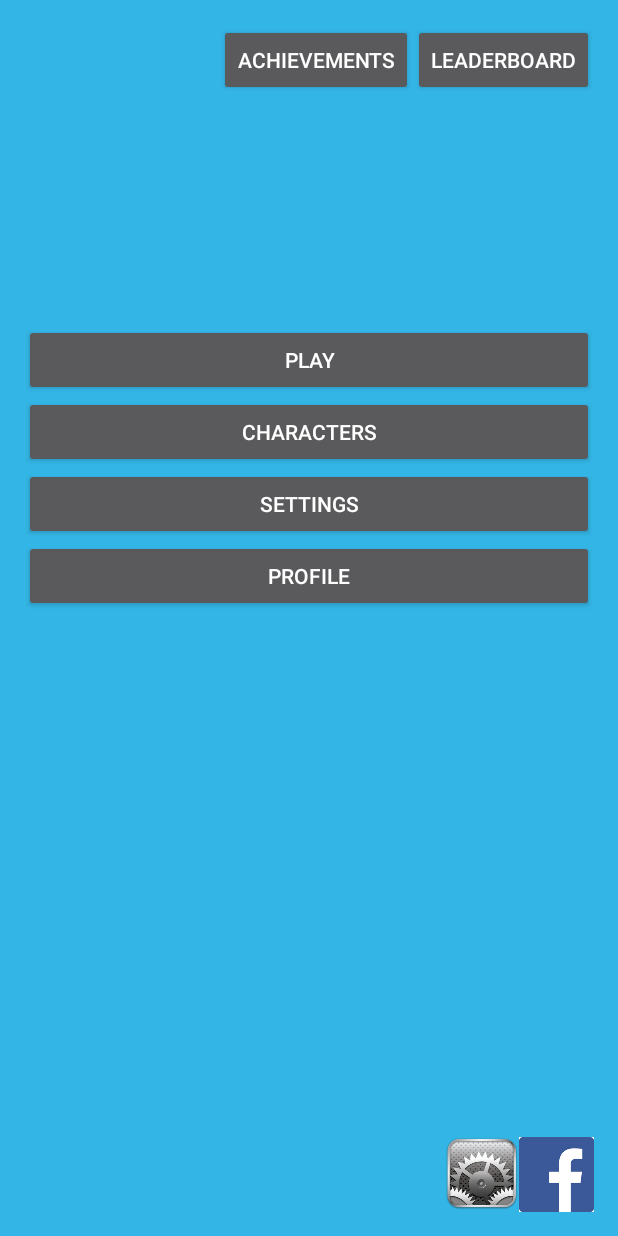
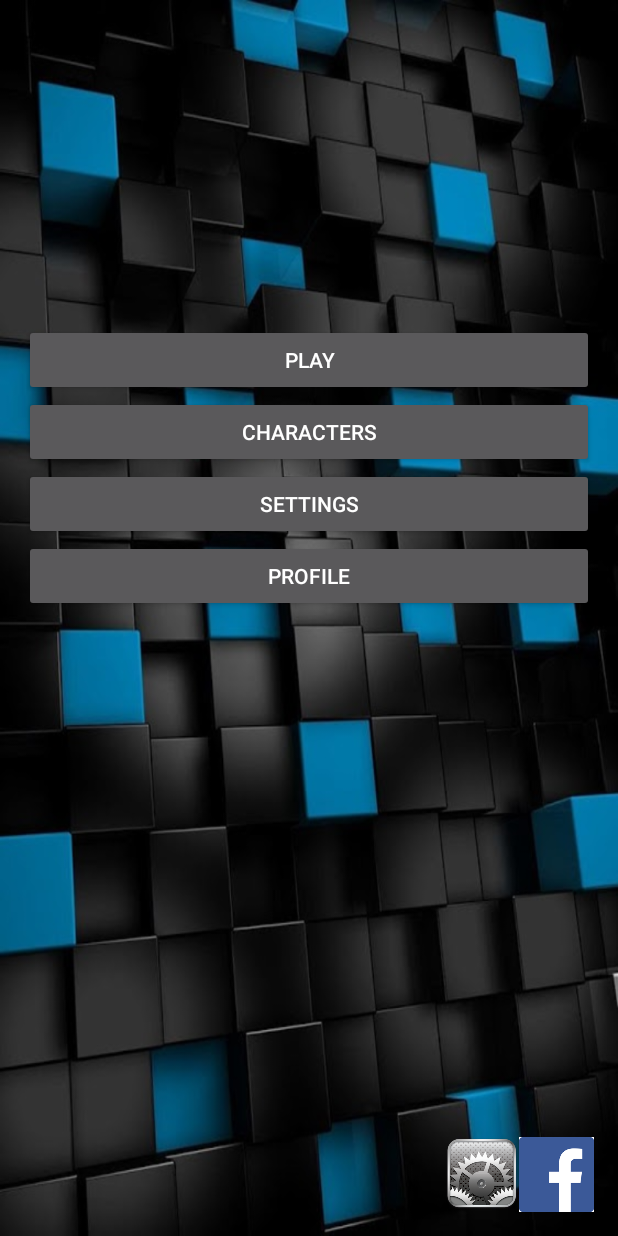
Before and after one commit to cerberus29/Sumultanea, an Android app: the screen it shows after launch (simultanea), on a phone screen of 412 x 824 dp. Run offline under Robolectric (Android 15) with nearby library versions, the phone set to English and light mode, and no system bars.

Commit message:
updated bg

```diff
--- a/app/src/main/res/layout/activity_simultanea.xml
+++ b/app/src/main/res/layout/activity_simultanea.xml
@@ -9,7 +9,7 @@
     android:paddingRight="@dimen/activity_horizontal_margin"
     android:paddingTop="@dimen/activity_vertical_margin"
     tools:context="com.example.cj.sumultanea.simultanea"
-    android:background="@android:color/holo_blue_light">
+    android:background="@drawable/pix">
 
     <LinearLayout
         android:orientation="vertical"
@@ -18,7 +18,7 @@
         android:gravity="right"
         android:layout_alignParentTop="true"
         android:layout_alignParentStart="true"
-        android:background="@android:color/holo_blue_light">
+        android:background="@android:color/transparent">
 
         <LinearLayout
             android:orientation="horizontal"
@@ -26,20 +26,6 @@
             android:layout_height="0dp"
             android:id="@+id/Top_row"
             android:layout_weight="1">
-
-            <Button
-                android:text="ACHIEVEMENTS"
-                android:layout_width="wrap_content"
-                android:layout_height="wrap_content"
-                android:id="@+id/ACHIEVEMENTS"
-                android:layout_weight="1" />
-
-            <Button
-                android:text="LEADERBOARD"
-                android:layout_width="wrap_content"
-                android:layout_height="wrap_content"
-                android:id="@+id/LEADERBOARD"
-                android:layout_weight="1" />
 
         </LinearLayout>
 
```
Also changed, not shown: app/src/main/res/drawable/exo.png (deleted), app/src/main/res/drawable/pix.png (added).
